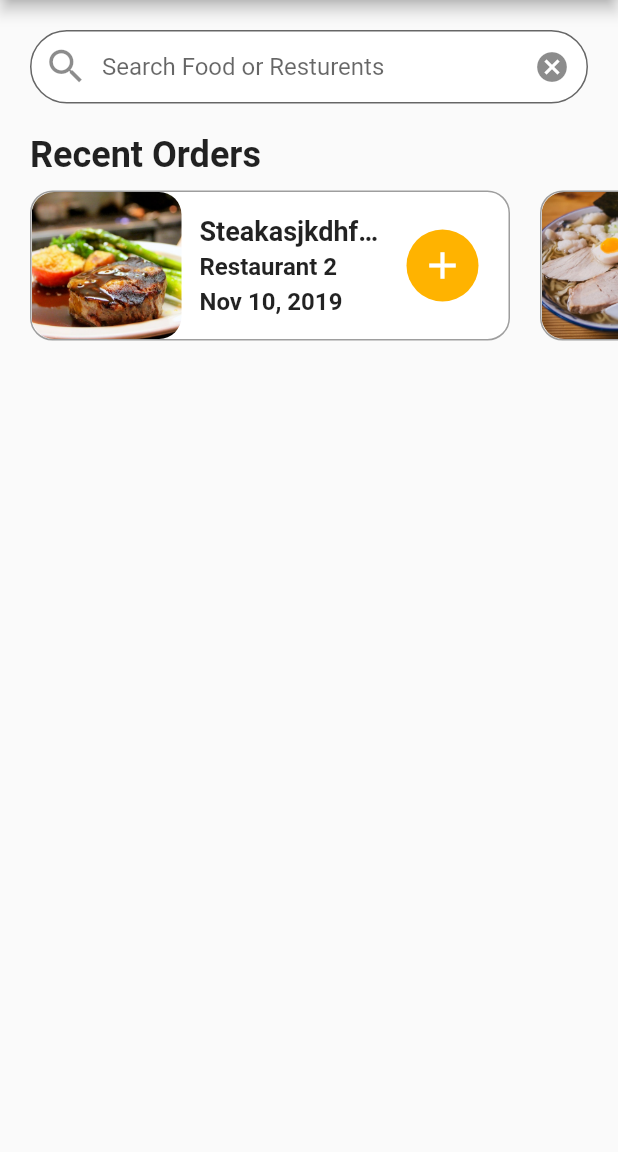
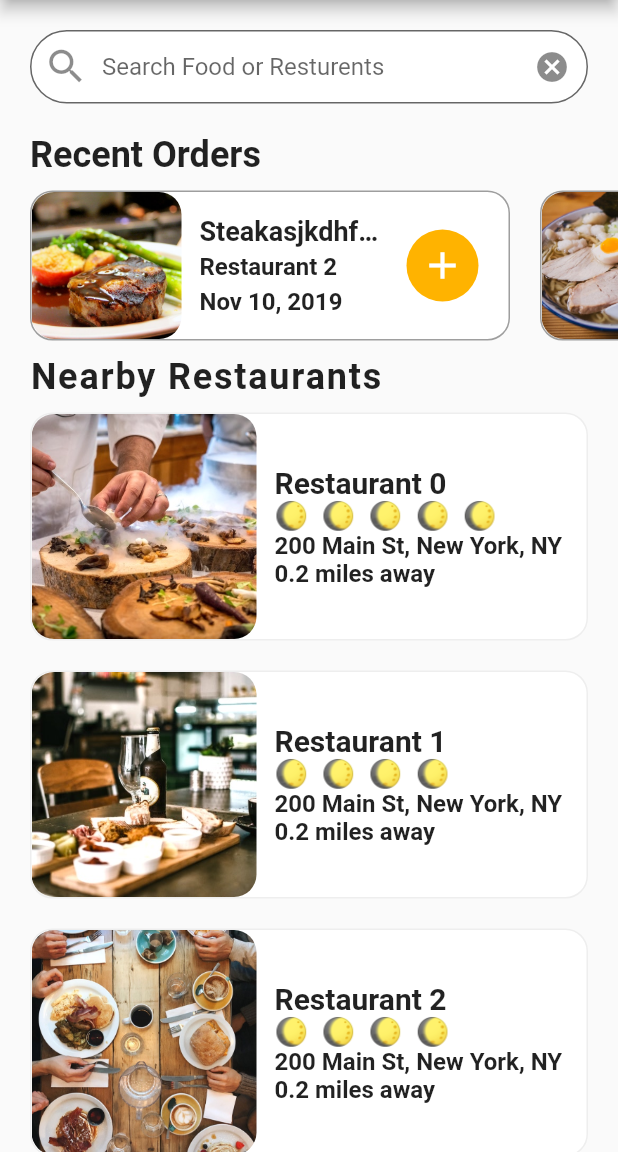
Before and after one commit to awajidm/dumbfood, a Flutter app: the screen it shows after launch, on a phone screen of 412 x 824 dp, the part 84-1236 px from its top. Run offline on Flutter 3.47's test engine with Material 2 defaults, Android fonts, the phone set to English and light mode, and no system bars.

Commit message:
compeleted Home screen and added rating stars widget

```diff
--- a/lib/screens/home_screen.dart
+++ b/lib/screens/home_screen.dart
@@ -1,6 +1,9 @@
 import 'package:flutter/material.dart';
 import 'package:flutter_food_delivery_ui/data/data.dart';
+import 'package:flutter_food_delivery_ui/models/restaurant.dart';
 import 'package:flutter_food_delivery_ui/widgets/recent_orders.dart';
+
+import '../widgets/rating_stars.dart';
 
 class HomeScreen extends StatefulWidget {
   @override
@@ -8,6 +11,65 @@ class HomeScreen extends StatefulWidget {
 }
 
 class _HomeScreenState extends State<HomeScreen> {
+  _buildRestaurants() {
+    List<Widget> restaurantList = [];
+
+    restaurants.forEach((Restaurant restaurant) {
+      restaurantList.add(
+        Container(
+          margin: EdgeInsets.symmetric(horizontal: 20.0, vertical: 10.0),
+          decoration: BoxDecoration(
+            color: Colors.white,
+            borderRadius: BorderRadius.circular(15.0),
+            border: Border.all(width: 1.0, color: Colors.grey[200]),
+          ),
+          child: Row(
+            children: <Widget>[
+              ClipRRect(
+                borderRadius: BorderRadius.circular(15.0),
+                child: Image(
+                  image: AssetImage(restaurant.imageUrl),
+                  height: 150.0,
+                  width: 150.0,
+                  fit: BoxFit.cover,
+                ),
+              ),
+              Container(
+                margin: EdgeInsets.all(12.0),
+                child: Column(
+                  mainAxisAlignment: MainAxisAlignment.center,
+                  crossAxisAlignment: CrossAxisAlignment.start,
+                  children: <Widget>[
+                  Text(restaurant.name,
+                      style: TextStyle(
+                        fontSize: 20.0,
+                        fontWeight: FontWeight.bold,
+                      ),
+                      overflow: TextOverflow.ellipsis),
+                  RatingStars(restaurant.rating),
+                  Text(restaurant.address,
+                      style: TextStyle(
+                        fontSize: 16.0,
+                        fontWeight: FontWeight.w600,
+                      ),
+                      overflow: TextOverflow.ellipsis),
+                  Text("0.2 miles away",
+                      style: TextStyle(
+                        fontSize: 16.0,
+                        fontWeight: FontWeight.w600,
+                      ),
+                      overflow: TextOverflow.ellipsis)
+                ]),
+              ),
+            ],
+          ),
+        ),
+      );
+    });
+
+    return Column(children: restaurantList);
+  }
+
   @override
   Widget build(BuildContext context) {
     return Scaffold(
@@ -20,6 +82,7 @@ class _HomeScreenState extends State<HomeScreen> {
         ),
         title: Text('Dumb Food'),
         actions: <Widget>[
+          // ignore: deprecated_member_use
           FlatButton(
               onPressed: () {},
               child: Text(
@@ -57,6 +120,23 @@ class _HomeScreenState extends State<HomeScreen> {
             ),
           ),
           RecentOrders(),
+          Column(
+            crossAxisAlignment: CrossAxisAlignment.start,
+            children: <Widget>[
+              Padding(
+                padding: EdgeInsets.symmetric(horizontal: 20.0),
+                child: Text(
+                  "Nearby Restaurants",
+                  style: TextStyle(
+                    fontSize: 24.0,
+                    fontWeight: FontWeight.w600,
+                    letterSpacing: 1.2,
+                  ),
+                ),
+              ),
+              _buildRestaurants(),
+            ],
+          ),
         ],
       ),
     );
--- /dev/null
+++ b/lib/widgets/rating_stars.dart
@@ -0,0 +1,17 @@
+import 'package:flutter/cupertino.dart';
+
+class RatingStars extends StatelessWidget {
+  final int rating;
+
+   RatingStars(this.rating);
+
+  @override
+  Widget build(BuildContext context) {
+    String stars = "";
+    for(int i =0 ; i < rating; i++){
+      stars += '🌔  ';
+    }
+    stars.trim();
+    return Text(stars, style: TextStyle(fontSize: 18.0),);
+  }
+}
```
